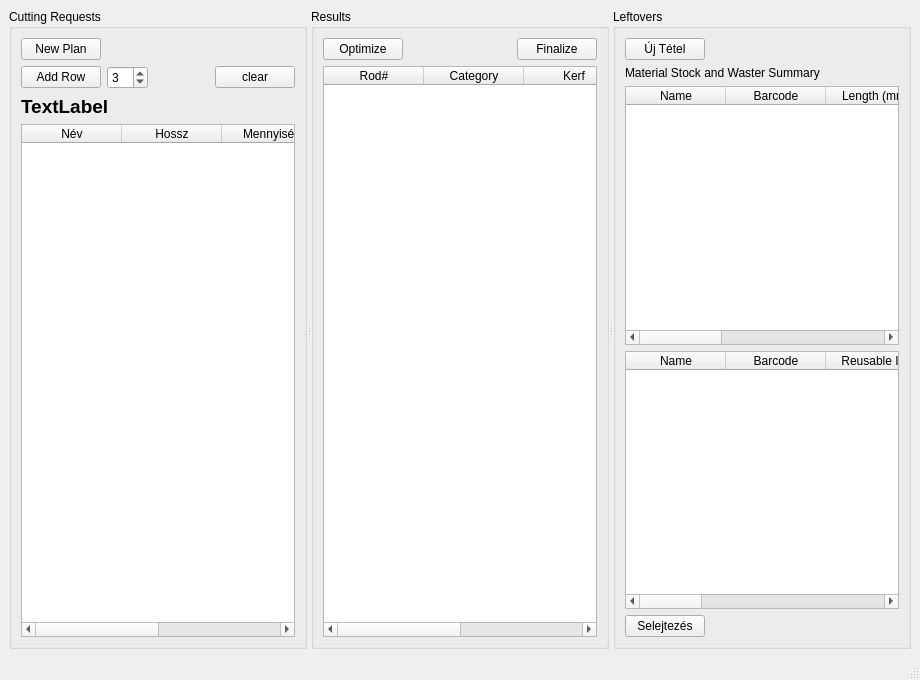
Above: view/MainWindow.ui from horvathzoltan/cutplannerpro before the change. Below: the same form after it.
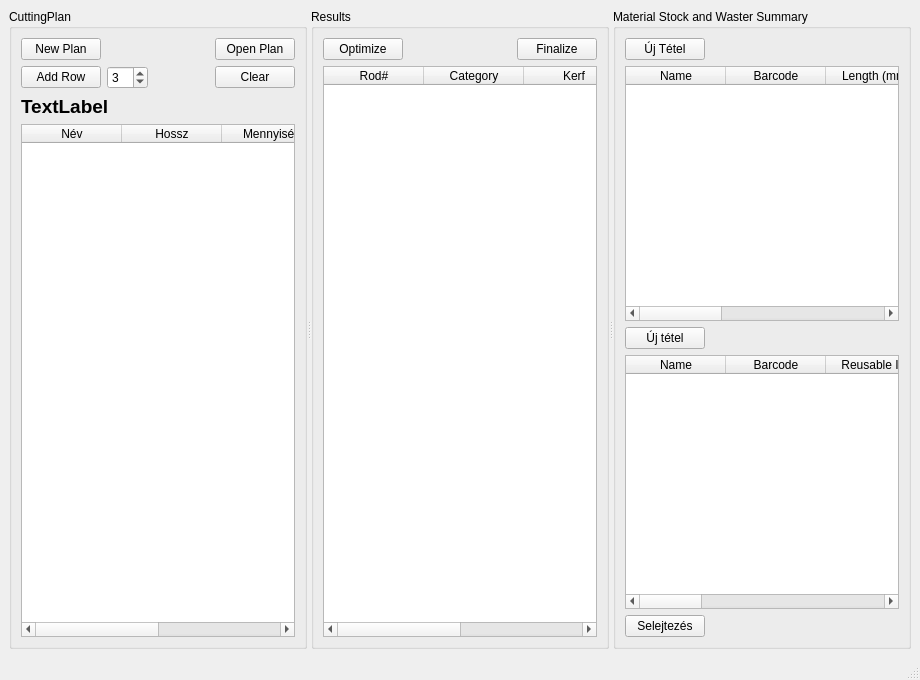
That is the form after the change.

Patch:
```diff
--- a/view/MainWindow.ui
+++ b/view/MainWindow.ui
@@ -40,7 +40,7 @@
         </size>
        </property>
        <property name="title">
-        <string>Cutting Requests</string>
+        <string>CuttingPlan</string>
        </property>
        <layout class="QVBoxLayout" name="leftLayout">
         <item>
@@ -65,6 +65,13 @@
             </property>
            </spacer>
           </item>
+          <item>
+           <widget class="QPushButton" name="btn_OpenCuttingPlan">
+            <property name="text">
+             <string>Open Plan</string>
+            </property>
+           </widget>
+          </item>
          </layout>
         </item>
         <item>
@@ -111,7 +118,7 @@
           <item>
            <widget class="QPushButton" name="btnClearPlan">
             <property name="text">
-             <string>clear</string>
+             <string>Clear</string>
             </property>
            </widget>
           </item>
@@ -274,7 +281,7 @@
         </size>
        </property>
        <property name="title">
-        <string>Leftovers</string>
+        <string>Material Stock and Waster Summary</string>
        </property>
        <layout class="QVBoxLayout" name="rightLayout">
         <item>
@@ -304,13 +311,6 @@
           </item>
          </layout>
         </item>
-        <item>
-         <widget class="QLabel" name="labelLeftovers">
-          <property name="text">
-           <string>Material Stock and Waster Summary</string>
-          </property>
-         </widget>
-        </item>
         <item>
          <widget class="QTableWidget" name="tableStock">
           <column>
@@ -345,6 +345,30 @@
           </column>
          </widget>
         </item>
+        <item>
+         <layout class="QHBoxLayout" name="horizontalLayout_6">
+          <item>
+           <widget class="QPushButton" name="btn_AddLeftoverStockEntry">
+            <property name="text">
+             <string>Új tétel</string>
+            </property>
+           </widget>
+          </item>
+          <item>
+           <spacer name="horizontalSpacer_6">
+            <property name="orientation">
+             <enum>Qt::Orientation::Horizontal</enum>
+            </property>
+            <property name="sizeHint" stdset="0">
+             <size>
+              <width>40</width>
+              <height>20</height>
+             </size>
+            </property>
+           </spacer>
+          </item>
+         </layout>
+        </item>
         <item>
          <widget class="QTableWidget" name="tableLeftovers">
           <column>
```
Left out of the diff: 14 changed lines with no effect on the pictures.
